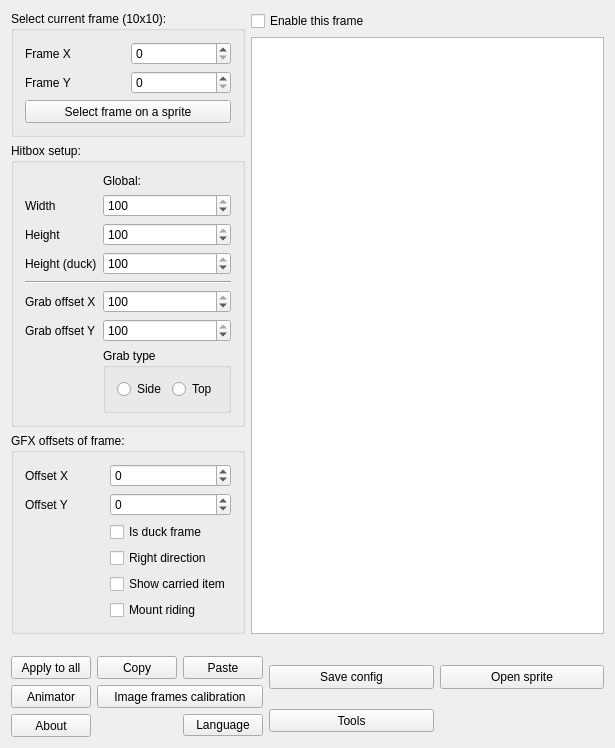
First picture: the form in PlayableCalibrator/calibration_main.ui, repository WohlSoft/Moondust-Project, before the edit.
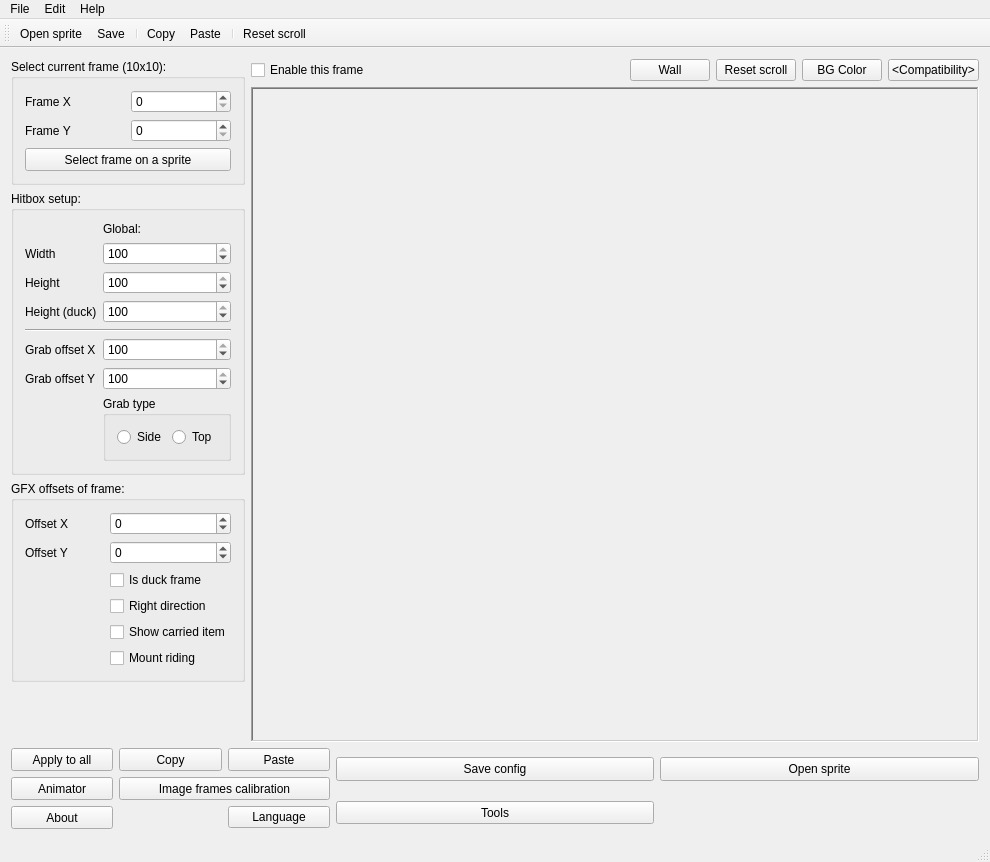
Second picture: the form after the edit. Icons and pictures are not drawn. Custom widgets are drawn as their Qt base class.

What changed in the file:
```diff
--- a/PlayableCalibrator/calibration_main.ui
+++ b/PlayableCalibrator/calibration_main.ui
@@ -1,13 +1,13 @@
 <?xml version="1.0" encoding="UTF-8"?>
 <ui version="4.0">
  <class>CalibrationMain</class>
- <widget class="QWidget" name="CalibrationMain">
+ <widget class="QMainWindow" name="CalibrationMain">
   <property name="geometry">
    <rect>
     <x>0</x>
     <y>0</y>
-    <width>615</width>
-    <height>748</height>
+    <width>990</width>
+    <height>862</height>
    </rect>
   </property>
   <property name="minimumSize">
@@ -23,191 +23,11 @@
    <iconset resource="_resources/images.qrc">
     <normaloff>:/images/Icon16.png</normaloff>:/images/Icon16.png</iconset>
   </property>
-  <layout class="QGridLayout" name="gridLayout" columnstretch="0,100,0,0">
+  <widget class="QWidget" name="centralwidget">
+   <layout class="QGridLayout" name="gridLayout" rowstretch="0,0,0,0,0,0" columnstretch="0,100">
    <property name="sizeConstraint">
     <enum>QLayout::SetMinimumSize</enum>
    </property>
-   <item row="2" column="0">
-    <widget class="QGroupBox" name="groupBox_2">
-     <property name="minimumSize">
-      <size>
-       <width>0</width>
-       <height>57</height>
-      </size>
-     </property>
-     <property name="title">
-      <string>GFX offsets of frame:</string>
-     </property>
-     <layout class="QGridLayout" name="gridLayout_7">
-      <item row="0" column="0">
-       <widget class="QLabel" name="label_3">
-        <property name="text">
-         <string>Offset X</string>
-        </property>
-       </widget>
-      </item>
-      <item row="0" column="1">
-       <widget class="QSpinBox" name="OffsetX">
-        <property name="enabled">
-         <bool>true</bool>
-        </property>
-        <property name="toolTip">
-         <string>Horisontal offset of hitbox relative to left side of frame</string>
-        </property>
-        <property name="minimum">
-         <number>-100</number>
-        </property>
-        <property name="maximum">
-         <number>100</number>
-        </property>
-       </widget>
-      </item>
-      <item row="1" column="0">
-       <widget class="QLabel" name="label_4">
-        <property name="text">
-         <string>Offset Y</string>
-        </property>
-       </widget>
-      </item>
-      <item row="1" column="1">
-       <widget class="QSpinBox" name="OffsetY">
-        <property name="enabled">
-         <bool>true</bool>
-        </property>
-        <property name="toolTip">
-         <string>Vertical offset of hitbox relative to top side of frame</string>
-        </property>
-        <property name="minimum">
-         <number>-100</number>
-        </property>
-        <property name="maximum">
-         <number>100</number>
-        </property>
-       </widget>
-      </item>
-      <item row="2" column="1">
-       <widget class="QCheckBox" name="isDuckFrame">
-        <property name="enabled">
-         <bool>true</bool>
-        </property>
-        <property name="toolTip">
-         <string>Apply duck height to this frame</string>
-        </property>
-        <property name="text">
-         <string>Is duck frame</string>
-        </property>
-       </widget>
-      </item>
-      <item row="3" column="1">
-       <widget class="QCheckBox" name="isRightDirect">
-        <property name="enabled">
-         <bool>true</bool>
-        </property>
-        <property name="toolTip">
-         <string>If this flag enabled, grabbed item will be offset relative to the left side of the hitbox. Else grabbed item will be offset relative to the right side of the hitbox.</string>
-        </property>
-        <property name="text">
-         <string>Right direction</string>
-        </property>
-       </widget>
-      </item>
-      <item row="4" column="1">
-       <widget class="QCheckBox" name="showGrabItem">
-        <property name="enabled">
-         <bool>true</bool>
-        </property>
-        <property name="toolTip">
-         <string>Enable displaying of grabbed item corner</string>
-        </property>
-        <property name="text">
-         <string>Show carried item</string>
-        </property>
-       </widget>
-      </item>
-      <item row="5" column="1">
-       <widget class="QCheckBox" name="mountRiding">
-        <property name="toolTip">
-         <string>Mark this frame as a mount riding and show the mount example at background in the Calibrator.</string>
-        </property>
-        <property name="text">
-         <string>Mount riding</string>
-        </property>
-       </widget>
-      </item>
-     </layout>
-    </widget>
-   </item>
-   <item row="0" column="0">
-    <widget class="QGroupBox" name="groupBox_3">
-     <property name="minimumSize">
-      <size>
-       <width>23</width>
-       <height>40</height>
-      </size>
-     </property>
-     <property name="title">
-      <string>Select current frame (10x10):</string>
-     </property>
-     <layout class="QGridLayout" name="gridLayout_5">
-      <item row="0" column="0">
-       <widget class="QLabel" name="label_5">
-        <property name="text">
-         <string>Frame X</string>
-        </property>
-       </widget>
-      </item>
-      <item row="0" column="1">
-       <widget class="QSpinBox" name="FrameX">
-        <property name="minimumSize">
-         <size>
-          <width>0</width>
-          <height>20</height>
-         </size>
-        </property>
-        <property name="maximum">
-         <number>9</number>
-        </property>
-       </widget>
-      </item>
-      <item row="1" column="0">
-       <widget class="QLabel" name="label_6">
-        <property name="text">
-         <string>Frame Y</string>
-        </property>
-       </widget>
-      </item>
-      <item row="1" column="1">
-       <widget class="QSpinBox" name="FrameY">
-        <property name="minimumSize">
-         <size>
-          <width>0</width>
-          <height>20</height>
-         </size>
-        </property>
-        <property name="maximum">
-         <number>9</number>
-        </property>
-       </widget>
-      </item>
-      <item row="2" column="0" colspan="2">
-       <widget class="QPushButton" name="Matrix">
-        <property name="minimumSize">
-         <size>
-          <width>0</width>
-          <height>23</height>
-         </size>
-        </property>
-        <property name="toolTip">
-         <string>Interactive selection of frame</string>
-        </property>
-        <property name="text">
-         <string>Select frame on a sprite</string>
-        </property>
-       </widget>
-      </item>
-     </layout>
-    </widget>
-   </item>
    <item row="1" column="0">
     <widget class="QGroupBox" name="groupBox">
      <property name="minimumSize">
@@ -387,53 +207,78 @@
      </layout>
     </widget>
    </item>
-   <item row="0" column="1" rowspan="3">
-    <widget class="QFrame" name="frame_2">
-     <property name="minimumSize">
-      <size>
-       <width>300</width>
-       <height>34</height>
-      </size>
-     </property>
-     <layout class="QGridLayout" name="gridLayout_4">
-      <property name="leftMargin">
-       <number>0</number>
-      </property>
-      <property name="topMargin">
-       <number>0</number>
-      </property>
-      <property name="rightMargin">
-       <number>0</number>
-      </property>
-      <property name="bottomMargin">
-       <number>0</number>
-      </property>
       <item row="0" column="0">
-       <widget class="QCheckBox" name="EnableFrame">
-        <property name="enabled">
-         <bool>true</bool>
-        </property>
+     <widget class="QGroupBox" name="groupBox_3">
         <property name="minimumSize">
          <size>
-          <width>237</width>
-          <height>0</height>
-         </size>
-        </property>
-        <property name="toolTip">
-         <string>Enabling this frame. If this frame disabled, it will not be saved into your config file.</string>
-        </property>
+        <width>23</width>
+        <height>40</height>
+       </size>
+      </property>
+      <property name="title">
+       <string>Select current frame (10x10):</string>
+      </property>
+      <layout class="QGridLayout" name="gridLayout_5">
+       <item row="0" column="0">
+        <widget class="QLabel" name="label_5">
         <property name="text">
-         <string>Enable this frame</string>
+          <string>Frame X</string>
+         </property>
+        </widget>
+       </item>
+       <item row="0" column="1">
+        <widget class="QSpinBox" name="FrameX">
+         <property name="minimumSize">
+          <size>
+           <width>0</width>
+           <height>20</height>
+          </size>
+         </property>
+         <property name="maximum">
+          <number>9</number>
         </property>
        </widget>
       </item>
       <item row="1" column="0">
-       <widget class="QGraphicsView" name="PreviewGraph"/>
+        <widget class="QLabel" name="label_6">
+         <property name="text">
+          <string>Frame Y</string>
+         </property>
+        </widget>
+       </item>
+       <item row="1" column="1">
+        <widget class="QSpinBox" name="FrameY">
+         <property name="minimumSize">
+          <size>
+           <width>0</width>
+           <height>20</height>
+          </size>
+         </property>
+         <property name="maximum">
+          <number>9</number>
+         </property>
+        </widget>
+       </item>
+       <item row="2" column="0" colspan="2">
+        <widget class="QPushButton" name="Matrix">
+         <property name="minimumSize">
+          <size>
+           <width>0</width>
+           <height>23</height>
+          </size>
+         </property>
+         <property name="toolTip">
+          <string>Interactive selection of frame</string>
+         </property>
+         <property name="text">
+          <string>Select frame on a sprite</string>
+         </property>
+        </widget>
       </item>
      </layout>
     </widget>
    </item>
-   <item row="4" column="0" colspan="2">
+    <item row="4" column="0">
     <spacer name="verticalSpacer">
      <property name="orientation">
       <enum>Qt::Vertical</enum>
@@ -656,9 +501,400 @@
      </layout>
     </widget>
    </item>
-  </layout>
+    <item row="2" column="0">
+     <widget class="QGroupBox" name="groupBox_2">
+      <property name="minimumSize">
+       <size>
+        <width>0</width>
+        <height>57</height>
+       </size>
+      </property>
+      <property name="title">
+       <string>GFX offsets of frame:</string>
+      </property>
+      <layout class="QGridLayout" name="gridLayout_7">
+       <item row="0" column="0">
+        <widget class="QLabel" name="label_3">
+         <property name="text">
+          <string>Offset X</string>
+         </property>
+        </widget>
+       </item>
+       <item row="0" column="1">
+        <widget class="QSpinBox" name="OffsetX">
+         <property name="enabled">
+          <bool>true</bool>
+         </property>
+         <property name="toolTip">
+          <string>Horisontal offset of hitbox relative to left side of frame</string>
+         </property>
+         <property name="minimum">
+          <number>-100</number>
+         </property>
+         <property name="maximum">
+          <number>100</number>
+         </property>
+        </widget>
+       </item>
+       <item row="1" column="0">
+        <widget class="QLabel" name="label_4">
+         <property name="text">
+          <string>Offset Y</string>
+         </property>
+        </widget>
+       </item>
+       <item row="1" column="1">
+        <widget class="QSpinBox" name="OffsetY">
+         <property name="enabled">
+          <bool>true</bool>
+         </property>
+         <property name="toolTip">
+          <string>Vertical offset of hitbox relative to top side of frame</string>
+         </property>
+         <property name="minimum">
+          <number>-100</number>
+         </property>
+         <property name="maximum">
+          <number>100</number>
+         </property>
+        </widget>
+       </item>
+       <item row="2" column="1">
+        <widget class="QCheckBox" name="isDuckFrame">
+         <property name="enabled">
+          <bool>true</bool>
+         </property>
+         <property name="toolTip">
+          <string>Apply duck height to this frame</string>
+         </property>
+         <property name="text">
+          <string>Is duck frame</string>
+         </property>
+        </widget>
+       </item>
+       <item row="3" column="1">
+        <widget class="QCheckBox" name="isRightDirect">
+         <property name="enabled">
+          <bool>true</bool>
+         </property>
+         <property name="toolTip">
+          <string>If this flag enabled, grabbed item will be offset relative to the left side of the hitbox. Else grabbed item will be offset relative to the right side of the hitbox.</string>
+         </property>
+         <property name="text">
+          <string>Right direction</string>
+         </property>
+        </widget>
+       </item>
+       <item row="4" column="1">
+        <widget class="QCheckBox" name="showGrabItem">
+         <property name="enabled">
+          <bool>true</bool>
+         </property>
+         <property name="toolTip">
+          <string>Enable displaying of grabbed item corner</string>
+         </property>
+         <property name="text">
+          <string>Show carried item</string>
+         </property>
+        </widget>
+       </item>
+       <item row="5" column="1">
+        <widget class="QCheckBox" name="mountRiding">
+         <property name="toolTip">
+          <string>Mark this frame as a mount riding and show the mount example at background in the Calibrator.</string>
+         </property>
+         <property name="text">
+          <string>Mount riding</string>
+         </property>
+        </widget>
+       </item>
+      </layout>
+     </widget>
+    </item>
+    <item row="0" column="1" rowspan="5">
+     <widget class="QFrame" name="frame_2">
+      <property name="minimumSize">
+       <size>
+        <width>300</width>
+        <height>34</height>
+       </size>
+      </property>
+      <layout class="QGridLayout" name="gridLayout_4" columnstretch="10000,0,0,0,0,0">
+       <property name="leftMargin">
+        <number>0</number>
+       </property>
+       <property name="topMargin">
+        <number>0</number>
+       </property>
+       <property name="rightMargin">
+        <number>0</number>
+       </property>
+       <property name="bottomMargin">
+        <number>0</number>
+       </property>
+       <item row="0" column="2">
+        <widget class="QPushButton" name="wallMenu">
+         <property name="text">
+          <string>Wall</string>
+         </property>
+        </widget>
+       </item>
+       <item row="0" column="0">
+        <widget class="QCheckBox" name="EnableFrame">
+         <property name="enabled">
+          <bool>true</bool>
+         </property>
+         <property name="minimumSize">
+          <size>
+           <width>237</width>
+           <height>0</height>
+          </size>
+         </property>
+         <property name="toolTip">
+          <string>Enabling this frame. If this frame disabled, it will not be saved into your config file.</string>
+         </property>
+         <property name="text">
+          <string>Enable this frame</string>
+         </property>
+        </widget>
+       </item>
+       <item row="0" column="4">
+        <widget class="QPushButton" name="bgColor">
+         <property name="text">
+          <string>BG Color</string>
+         </property>
+        </widget>
+       </item>
+       <item row="0" column="3">
+        <widget class="QPushButton" name="resetScroll">
+         <property name="text">
+          <string>Reset scroll</string>
+         </property>
+        </widget>
+       </item>
+       <item row="0" column="5">
+        <widget class="QPushButton" name="compatMode">
+         <property name="text">
+          <string notr="true">&lt;Compatibility&gt;</string>
+         </property>
+        </widget>
+       </item>
+       <item row="2" column="0" colspan="6">
+        <widget class="FrameTuneScene" name="preview">
+         <property name="frameShape">
+          <enum>QFrame::WinPanel</enum>
+         </property>
+         <property name="frameShadow">
+          <enum>QFrame::Sunken</enum>
+         </property>
+        </widget>
+       </item>
+      </layout>
+     </widget>
+    </item>
+   </layout>
+  </widget>
+  <widget class="QMenuBar" name="menuBar">
+   <property name="geometry">
+    <rect>
+     <x>0</x>
+     <y>0</y>
+     <width>990</width>
+     <height>20</height>
+    </rect>
+   </property>
+   <widget class="QMenu" name="menuFile">
+    <property name="title">
+     <string>File</string>
+    </property>
+    <widget class="QMenu" name="menuSave">
+     <property name="title">
+      <string>Save config</string>
+     </property>
+     <property name="icon">
+      <iconset resource="../Editor/_resources/editor.qrc">
+       <normaloff>:/images/save.png</normaloff>:/images/save.png</iconset>
+     </property>
+     <addaction name="actionSaveSameDir"/>
+     <addaction name="actionSaveCustomDir"/>
+    </widget>
+    <widget class="QMenu" name="menuImport_Export">
+     <property name="title">
+      <string>Import/Export</string>
+     </property>
+     <addaction name="actionImport38A"/>
+     <addaction name="actionExport38A"/>
+     <addaction name="separator"/>
+     <addaction name="actionExportHitboxMap"/>
+    </widget>
+    <addaction name="actionOpen"/>
+    <addaction name="separator"/>
+    <addaction name="actionBrowseSpriteDirectory"/>
+    <addaction name="separator"/>
+    <addaction name="menuImport_Export"/>
+    <addaction name="menuSave"/>
+    <addaction name="separator"/>
+    <addaction name="actionQuit"/>
+   </widget>
+   <widget class="QMenu" name="menuEdit">
+    <property name="title">
+     <string>Edit</string>
+    </property>
+    <addaction name="actionCopy_settings"/>
+    <addaction name="actionPaste_settings"/>
+    <addaction name="actionApplyToAll"/>
+   </widget>
+   <widget class="QMenu" name="menuHelp">
+    <property name="title">
+     <string>Help</string>
+    </property>
+    <addaction name="actionWikiPage"/>
+    <addaction name="separator"/>
+    <addaction name="actionAbout"/>
+   </widget>
+   <addaction name="menuFile"/>
+   <addaction name="menuEdit"/>
+   <addaction name="menuHelp"/>
+  </widget>
+  <widget class="QStatusBar" name="statusBar"/>
+  <widget class="QToolBar" name="toolBar">
+   <property name="windowTitle">
+    <string>toolBar</string>
+   </property>
+   <property name="toolButtonStyle">
+    <enum>Qt::ToolButtonTextBesideIcon</enum>
+   </property>
+   <attribute name="toolBarArea">
+    <enum>TopToolBarArea</enum>
+   </attribute>
+   <attribute name="toolBarBreak">
+    <bool>false</bool>
+   </attribute>
+   <addaction name="actionOpen"/>
+   <addaction name="actionSaveMenu"/>
+   <addaction name="separator"/>
+   <addaction name="actionCopy_settings"/>
+   <addaction name="actionPaste_settings"/>
+   <addaction name="separator"/>
+   <addaction name="actionResetScroll"/>
+  </widget>
+  <action name="actionOpen">
+   <property name="icon">
+    <iconset resource="../Editor/_resources/editor.qrc">
+     <normaloff>:/images/open.png</normaloff>:/images/open.png</iconset>
+   </property>
+   <property name="text">
+    <string>Open sprite</string>
+   </property>
+  </action>
+  <action name="actionQuit">
+   <property name="text">
+    <string>Quit</string>
+   </property>
+   <property name="menuRole">
+    <enum>QAction::QuitRole</enum>
+   </property>
+  </action>
+  <action name="actionCopy_settings">
+   <property name="icon">
+    <iconset resource="../Editor/_resources/editor.qrc">
+     <normaloff>:/images/edit_copy.png</normaloff>:/images/edit_copy.png</iconset>
+   </property>
+   <property name="text">
+    <string>Copy</string>
+   </property>
+  </action>
+  <action name="actionPaste_settings">
+   <property name="icon">
+    <iconset resource="_resources/images.qrc">
+     <normaloff>:/images/cur_pasta.png</normaloff>:/images/cur_pasta.png</iconset>
+   </property>
+   <property name="text">
+    <string>Paste</string>
+   </property>
+  </action>
+  <action name="actionApplyToAll">
+   <property name="text">
+    <string>Apply to all</string>
+   </property>
+  </action>
+  <action name="actionAbout">
+   <property name="text">
+    <string>About</string>
+   </property>
+   <property name="menuRole">
+    <enum>QAction::AboutRole</enum>
+   </property>
+  </action>
+  <action name="actionWikiPage">
+   <property name="text">
+    <string>Open the Wiki page...</string>
+   </property>
+  </action>
+  <action name="actionSaveSameDir">
+   <property name="text">
+    <string>Save in the same folder with image file</string>
+   </property>
+  </action>
+  <action name="actionSaveCustomDir">
+   <property name="text">
+    <string>Save into custom place...</string>
+   </property>
+  </action>
+  <action name="actionImport38A">
+   <property name="text">
+    <string>Import data from SMBX-38A level...</string>
+   </property>
+  </action>
+  <action name="actionExport38A">
+   <property name="text">
+    <string>Export data into SMBX-38A level...</string>
+   </property>
+  </action>
+  <action name="actionExportHitboxMap">
+   <property name="text">
+    <string>Export a map of hitboxes as image...</string>
+   </property>
+   <property name="toolTip">
+    <string>Useful for tests or sprites creation from the scratch</string>
+   </property>
+  </action>
+  <action name="actionSaveMenu">
+   <property name="icon">
+    <iconset resource="../Editor/_resources/editor.qrc">
+     <normaloff>:/images/save.png</normaloff>:/images/save.png</iconset>
+   </property>
+   <property name="text">
+    <string>Save</string>
+   </property>
+   <property name="menuRole">
+    <enum>QAction::NoRole</enum>
+   </property>
+  </action>
+  <action name="actionResetScroll">
+   <property name="icon">
+    <iconset resource="../Editor/_resources/editor.qrc">
+     <normaloff>:/images/reset_pos.png</normaloff>:/images/reset_pos.png</iconset>
+   </property>
+   <property name="text">
+    <string>Reset scroll</string>
+   </property>
+  </action>
+  <action name="actionBrowseSpriteDirectory">
+   <property name="text">
+    <string>Open the srite directory...</string>
+   </property>
+  </action>
  </widget>
  <layoutdefault spacing="6" margin="11"/>
+ <customwidgets>
+  <customwidget>
+   <class>FrameTuneScene</class>
+   <extends>QFrame</extends>
+   <header>main/frame_tune_scene.h</header>
+   <container>1</container>
+  </customwidget>
+ </customwidgets>
  <resources>
   <include location="../Editor/_resources/editor.qrc"/>
   <include location="_resources/images.qrc"/>
```
Left out of the diff: 5 changed lines with no effect on the pictures. Lines whose indentation alone changed are shown as unchanged.
